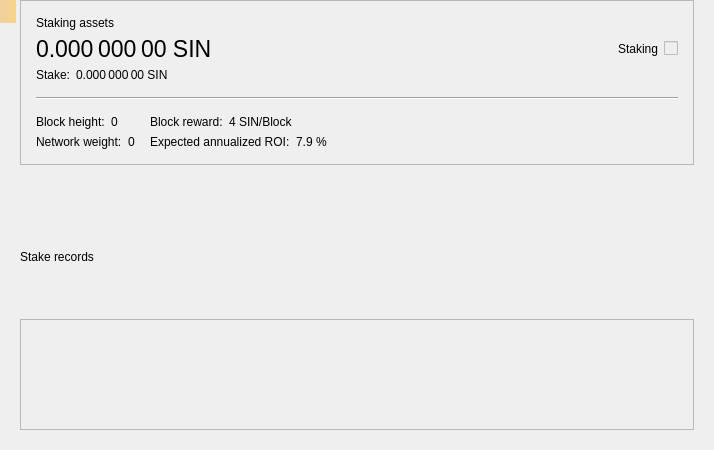
Above: src/qt/forms/stakepage.ui from hardwarewise/SIN-core before the change. Below: the same form after it.
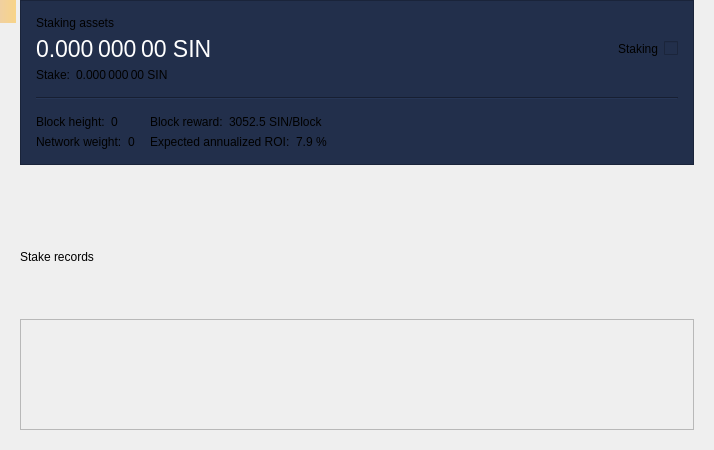
That is the form after the change. Custom widgets are drawn as their Qt base class.

The edit to the form file:
```diff
--- a/src/qt/forms/stakepage.ui
+++ b/src/qt/forms/stakepage.ui
@@ -28,6 +28,9 @@
    </property>
    <item>
     <widget class="QFrame" name="frameStakeInfo">
+     <property name="styleSheet">
+      <string notr="true">background-color: #222F4B;</string>
+     </property>
      <property name="frameShape">
       <enum>QFrame::StyledPanel</enum>
      </property>
@@ -68,6 +71,9 @@
           <property name="toolTip">
            <string>Your current spendable balance</string>
           </property>
+          <property name="styleSheet">
+           <string notr="true">color: white;</string>
+          </property>
           <property name="text">
            <string notr="true">0.000 000 00 SIN</string>
           </property>
@@ -258,7 +264,7 @@
           <item>
            <widget class="QLabel" name="labelReward">
             <property name="text">
-             <string>4 SIN/Block</string>
+             <string>3052.5 SIN/Block</string>
             </property>
             <property name="alignment">
              <set>Qt::AlignLeading|Qt::AlignLeft|Qt::AlignVCenter</set>
```
